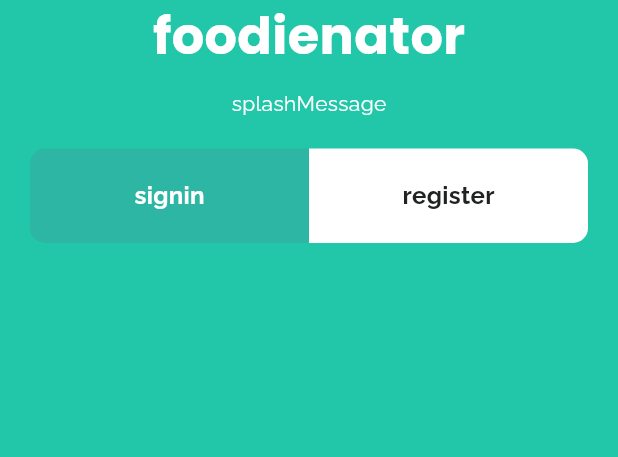
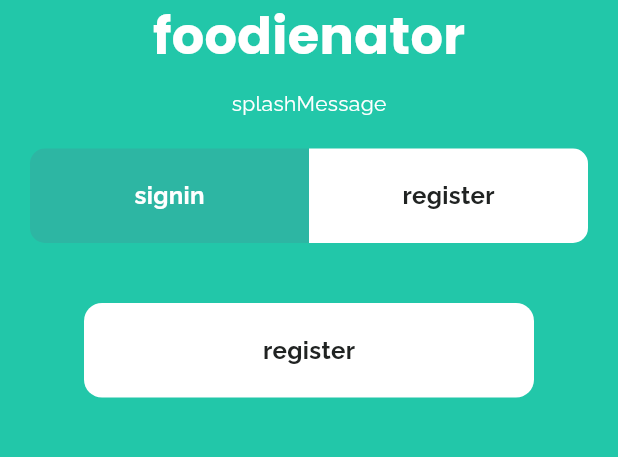
Before and after one commit to AslinGeo/royal-hotel, a Flutter app: the screen it shows after launch, on a phone screen of 412 x 824 dp, the part 450-907 px from its top. Run offline on Flutter 3.47's test engine with Material 3 defaults, Android fonts, the phone set to English and light mode, and no system bars; our stand-ins replace buttons_tabbar, firebase_auth, firebase_core, firebase_database, firebase_storage, get and 3 more; accounts and stored records are empty.

Commit message:
language

```diff
--- a/lib/main.dart
+++ b/lib/main.dart
@@ -26,6 +26,8 @@ class MyApp extends StatelessWidget {
   @override
   Widget build(BuildContext context) {
     return GetMaterialApp(
+      locale: const Locale('en'),
+      fallbackLocale: const Locale('en'),
       title: 'Royal Hotel',
       theme: ThemeData(),
       initialRoute: AppPages.inital,
--- a/lib/pages/splash/splash.variable.dart
+++ b/lib/pages/splash/splash.variable.dart
@@ -1,3 +1,12 @@
+import 'package:get/get.dart';
+
 mixin SplashVariable {
-
+  RxList languages = [
+    {"name": "English", "key": "en"},
+    {"name": "Japanese", "key": "ja"},
+    {"name": "Spanish", "key": "es"},
+    {"name": "Hindi", "key": "hi"},
+    {"name": "German", "key": "de"},
+    {"name": "Portuguese", "key": "pt"},
+  ].obs;
 }
--- a/lib/pages/splash/splash.view.dart
+++ b/lib/pages/splash/splash.view.dart
@@ -47,7 +47,28 @@ class SplashView extends GetResponsiveView<SplashController> {
           AppStrings.splashMessage,
           style: AppFonts().h3.copyWith(color: AppColors.white),
         ),
-        bottomButton()
+        bottomButton(),
+        const SizedBox(
+          height: 20,
+        ),
+        InkWell(
+          onTap: () {
+            languageBottomsheet(Get.context);
+          },
+          child: Container(
+            width: 300,
+            decoration: BoxDecoration(
+                color: AppColors.white,
+                borderRadius: BorderRadius.circular(12)),
+            child: Padding(
+              padding: const EdgeInsets.only(top: 20, bottom: 20),
+              child: Center(
+                child: Text(AppStrings.register,
+                    style: AppFonts().h3Bold.copyWith(color: AppColors.black)),
+              ),
+            ),
+          ),
+        )
       ],
     );
   }
@@ -110,4 +131,46 @@ class SplashView extends GetResponsiveView<SplashController> {
       ),
     );
   }
+
+  languageBottomsheet(context) {
+    return showModalBottomSheet(
+        backgroundColor: AppColors.white,
+        enableDrag: false,
+        isScrollControlled: true,
+        context: context,
+        builder: (context) => SizedBox(
+              child: Column(
+                children: [
+                  const SizedBox(
+                    height: 20,
+                  ),
+                  const Text("Select Language"),
+                  const SizedBox(
+                    height: 20,
+                  ),
+                  const Divider(),
+                  const SizedBox(
+                    height: 10,
+                  ),
+                  ...controller.languages.map((element) {
+                    return InkWell(
+                      onTap: () {
+                        Get.updateLocale(Locale(element["key"]));
+                        Get.back();
+                      },
+                      child: Column(
+                        children: [
+                          Text(element["name"]),
+                          const SizedBox(
+                            height: 10,
+                          ),
+                          const Divider()
+                        ],
+                      ),
+                    );
+                  }).toList()
+                ],
+              ),
+            ));
+  }
 }
--- a/lib/translation/translation.dart
+++ b/lib/translation/translation.dart
@@ -1,4 +1,6 @@
-import 'package:get/get_navigation/src/root/internacionalization.dart';
+
+
+import 'package:get/get.dart';
 
 class LocalString extends Translations {
   Map<String, Map<String, String>> get keys => {
--- a/pubspec.yaml
+++ b/pubspec.yaml
@@ -45,7 +45,7 @@ dependencies:
   image_picker: ^1.0.7
   firebase_storage: ^11.6.0
   uuid: ^4.3.3
-  flutter_translate: ^4.0.4
+  # flutter_translate: ^4.0.4
 
 dev_dependencies:
   flutter_test:
```
Also changed, not shown: pubspec.lock.
